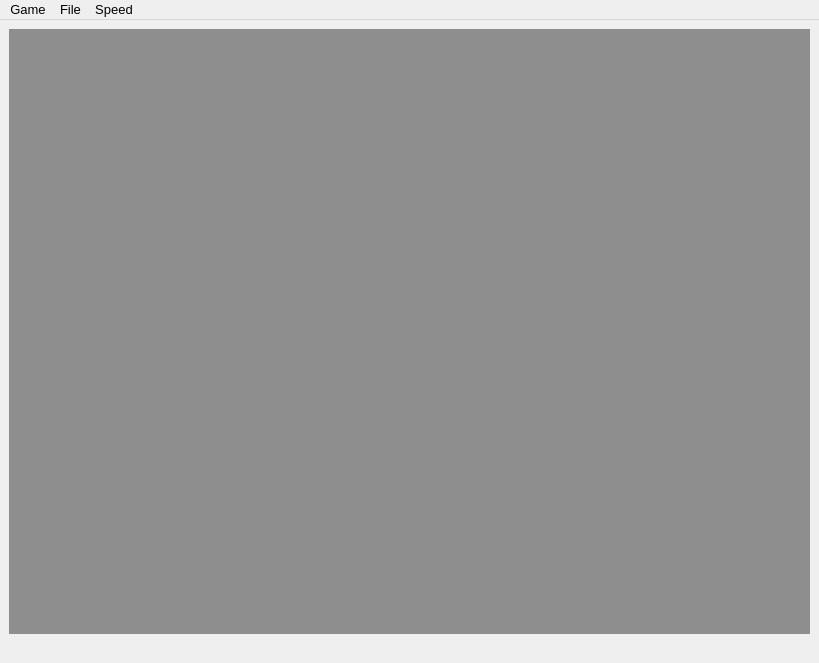
chen6556/GameOfLife, file src/MainWindow.ui: the form before one commit.
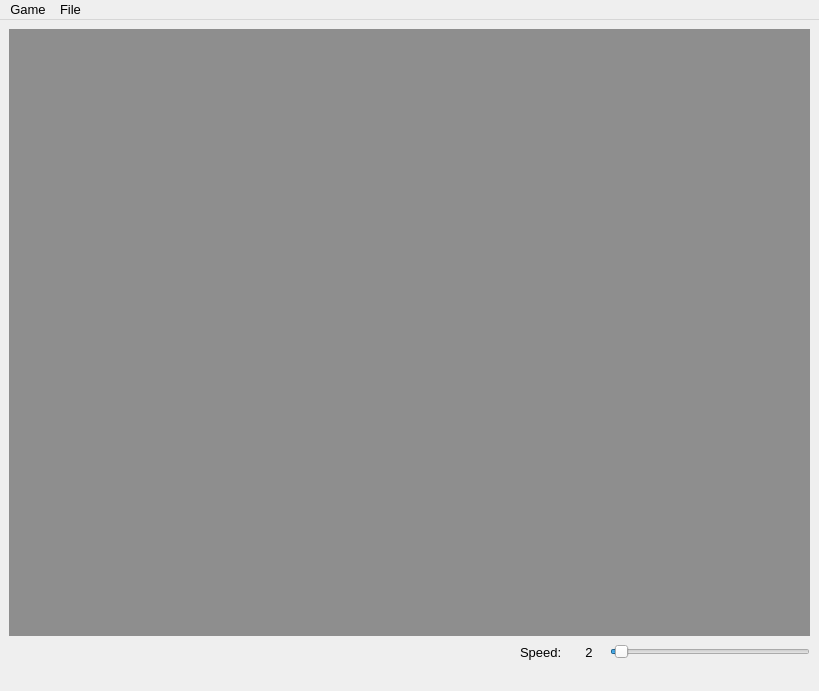
The form after the commit.

Commit message: 多线程优化、加入缓存机制，增加速度调节选项，增加随机填充功能。

The edit to the form file:
```diff
--- a/src/MainWindow.ui
+++ b/src/MainWindow.ui
@@ -7,7 +7,7 @@
     <x>0</x>
     <y>0</y>
     <width>819</width>
-    <height>663</height>
+    <height>691</height>
    </rect>
   </property>
   <property name="sizePolicy">
@@ -37,7 +37,7 @@
      <verstretch>0</verstretch>
     </sizepolicy>
    </property>
-   <layout class="QHBoxLayout" name="horizontalLayout">
+   <layout class="QVBoxLayout" name="verticalLayout">
     <item>
      <widget class="QWidget" name="canvas" native="true">
       <property name="sizePolicy">
@@ -63,6 +63,98 @@
       </property>
      </widget>
     </item>
+    <item>
+     <layout class="QHBoxLayout" name="horizontalLayout">
+      <item>
+       <spacer name="horizontalSpacer">
+        <property name="orientation">
+         <enum>Qt::Horizontal</enum>
+        </property>
+        <property name="sizeHint" stdset="0">
+         <size>
+          <width>40</width>
+          <height>20</height>
+         </size>
+        </property>
+       </spacer>
+      </item>
+      <item>
+       <widget class="QLabel" name="label">
+        <property name="sizePolicy">
+         <sizepolicy hsizetype="Preferred" vsizetype="Fixed">
+          <horstretch>0</horstretch>
+          <verstretch>0</verstretch>
+         </sizepolicy>
+        </property>
+        <property name="minimumSize">
+         <size>
+          <width>48</width>
+          <height>0</height>
+         </size>
+        </property>
+        <property name="maximumSize">
+         <size>
+          <width>48</width>
+          <height>18</height>
+         </size>
+        </property>
+        <property name="text">
+         <string>Speed:</string>
+        </property>
+       </widget>
+      </item>
+      <item>
+       <widget class="QLabel" name="label_speed">
+        <property name="minimumSize">
+         <size>
+          <width>30</width>
+          <height>0</height>
+         </size>
+        </property>
+        <property name="maximumSize">
+         <size>
+          <width>30</width>
+          <height>18</height>
+         </size>
+        </property>
+        <property name="text">
+         <string>2</string>
+        </property>
+        <property name="alignment">
+         <set>Qt::AlignCenter</set>
+        </property>
+       </widget>
+      </item>
+      <item>
+       <widget class="QSlider" name="horizontalSlider">
+        <property name="minimumSize">
+         <size>
+          <width>200</width>
+          <height>0</height>
+         </size>
+        </property>
+        <property name="maximumSize">
+         <size>
+          <width>200</width>
+          <height>16777215</height>
+         </size>
+        </property>
+        <property name="minimum">
+         <number>1</number>
+        </property>
+        <property name="maximum">
+         <number>50</number>
+        </property>
+        <property name="value">
+         <number>2</number>
+        </property>
+        <property name="orientation">
+         <enum>Qt::Horizontal</enum>
+        </property>
+       </widget>
+      </item>
+     </layout>
+    </item>
    </layout>
   </widget>
   <widget class="QMenuBar" name="menuBar">
@@ -89,17 +181,8 @@
     <addaction name="action_open"/>
     <addaction name="action_save"/>
    </widget>
-   <widget class="QMenu" name="menuSpeed">
-    <property name="title">
-     <string>Speed</string>
-    </property>
-    <addaction name="action2"/>
-    <addaction name="action5"/>
-    <addaction name="action8"/>
-   </widget>
    <addaction name="menuPlay"/>
    <addaction name="menuFile"/>
-   <addaction name="menuSpeed"/>
   </widget>
   <widget class="QStatusBar" name="status_bar">
    <property name="sizeGripEnabled">
```
Left out of the diff: 41 changed lines with no effect on the pictures. The commit also changes 2 other files.
